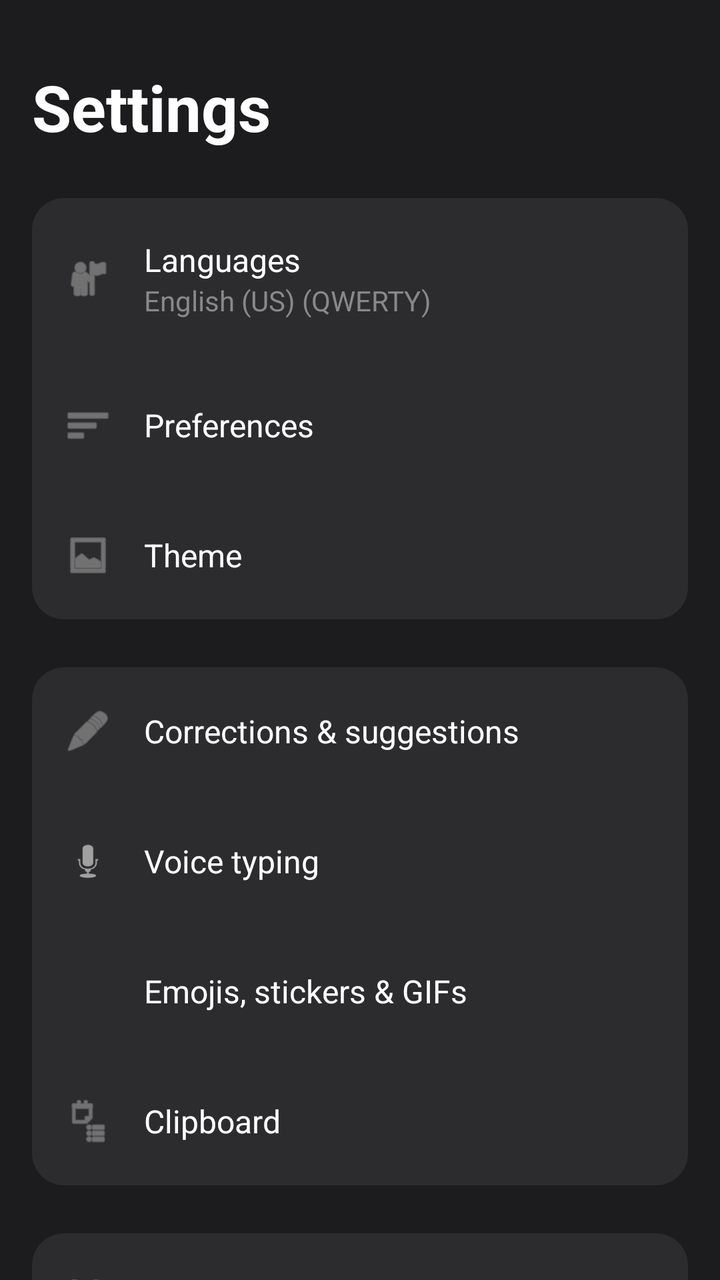
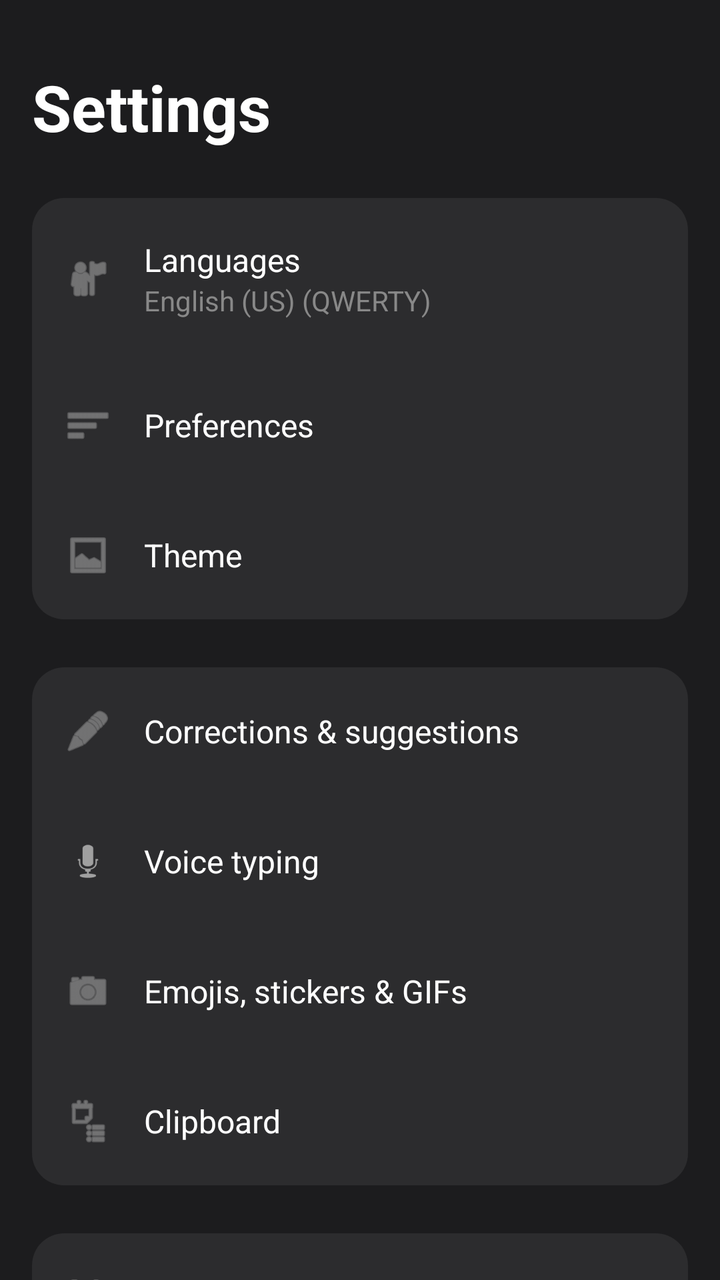

The first picture is an Android layout as it rendered before a commit; the second is the same layout after the commit. The layout source and the unified diff follow.
<!-- AndroidManifest.xml: application theme AppTheme -->
<!-- res/layout/activity_settings.xml -->
<?xml version="1.0" encoding="utf-8"?>
<androidx.core.widget.NestedScrollView xmlns:android="http://schemas.android.com/apk/res/android"
    xmlns:app="http://schemas.android.com/apk/res-auto"
    android:layout_width="match_parent"
    android:layout_height="match_parent"
    android:background="#1C1C1E"
    android:fillViewport="true">

    <LinearLayout
        android:layout_width="match_parent"
        android:layout_height="wrap_content"
        android:orientation="vertical"
        android:padding="16dp">

        
        <TextView
            android:layout_width="match_parent"
            android:layout_height="wrap_content"
            android:layout_marginTop="16dp"
            android:layout_marginBottom="24dp"
            android:text="Settings"
            android:textColor="#FFFFFF"
            android:textSize="32sp"
            android:textStyle="bold" />

        
        <LinearLayout
            android:layout_width="match_parent"
            android:layout_height="wrap_content"
            android:layout_marginBottom="24dp"
            android:background="@drawable/bg_settings_card"
            android:orientation="vertical">

            <LinearLayout
                android:id="@+id/row_languages"
                style="@style/SettingsRowStyle">

                <ImageView
                    android:layout_width="24dp"
                    android:layout_height="24dp"
                    android:src="@android:drawable/ic_menu_myplaces"
                    app:tint="#A0A0A0" />

                <LinearLayout
                    android:layout_width="0dp"
                    android:layout_height="wrap_content"
                    android:layout_marginStart="16dp"
                    android:layout_weight="1"
                    android:orientation="vertical">

                    <TextView
                        android:layout_width="wrap_content"
                        android:layout_height="wrap_content"
                        android:text="Languages"
                        android:textColor="#FFFFFF"
                        android:textSize="16sp" />

                    <TextView
                        android:layout_width="wrap_content"
                        android:layout_height="wrap_content"
                        android:text="English (US) (QWERTY)"
                        android:textColor="#888888"
                        android:textSize="14sp" />
                </LinearLayout>
            </LinearLayout>

            <View
                android:layout_width="match_parent"
                android:layout_height="1dp"
                android:layout_marginStart="56dp"
                android:background="#2C2C2E" />

            <LinearLayout
                android:id="@+id/row_preferences"
                style="@style/SettingsRowStyle">

                <ImageView
                    android:layout_width="24dp"
                    android:layout_height="24dp"
                    android:src="@android:drawable/ic_menu_sort_by_size"
                    app:tint="#A0A0A0" />

                <TextView
                    android:layout_width="wrap_content"
                    android:layout_height="wrap_content"
                    android:layout_marginStart="16dp"
                    android:text="Preferences"
                    android:textColor="#FFFFFF"
                    android:textSize="16sp" />
            </LinearLayout>

            <View
                android:layout_width="match_parent"
                android:layout_height="1dp"
                android:layout_marginStart="56dp"
                android:background="#2C2C2E" />

            <LinearLayout
                android:id="@+id/row_theme"
                style="@style/SettingsRowStyle">

                <ImageView
                    android:layout_width="24dp"
                    android:layout_height="24dp"
                    android:src="@android:drawable/ic_menu_gallery"
                    app:tint="#A0A0A0" />

                <TextView
                    android:layout_width="wrap_content"
                    android:layout_height="wrap_content"
                    android:layout_marginStart="16dp"
                    android:text="Theme"
                    android:textColor="#FFFFFF"
                    android:textSize="16sp" />
            </LinearLayout>
        </LinearLayout>

        
        <LinearLayout
            android:layout_width="match_parent"
            android:layout_height="wrap_content"
            android:layout_marginBottom="24dp"
            android:background="@drawable/bg_settings_card"
            android:orientation="vertical">

            <LinearLayout
                android:id="@+id/row_corrections"
                style="@style/SettingsRowStyle">

                <ImageView
                    android:layout_width="24dp"
                    android:layout_height="24dp"
                    android:src="@android:drawable/ic_menu_edit"
                    app:tint="#A0A0A0" />

                <TextView
                    android:layout_width="wrap_content"
                    android:layout_height="wrap_content"
                    android:layout_marginStart="16dp"
                    android:text="Corrections &amp; suggestions"
                    android:textColor="#FFFFFF"
                    android:textSize="16sp" />
            </LinearLayout>

            <View
                android:layout_width="match_parent"
                android:layout_height="1dp"
                android:layout_marginStart="56dp"
                android:background="#2C2C2E" />

            <LinearLayout
                android:id="@+id/row_voice"
                style="@style/SettingsRowStyle">

                <ImageView
                    android:layout_width="24dp"
                    android:layout_height="24dp"
                    android:src="@android:drawable/ic_btn_speak_now"
                    app:tint="#A0A0A0" />

                <TextView
                    android:layout_width="wrap_content"
                    android:layout_height="wrap_content"
                    android:layout_marginStart="16dp"
                    android:text="Voice typing"
                    android:textColor="#FFFFFF"
                    android:textSize="16sp" />
            </LinearLayout>

            <View
                android:layout_width="match_parent"
                android:layout_height="1dp"
                android:layout_marginStart="56dp"
                android:background="#2C2C2E" />

            <LinearLayout
                android:id="@+id/row_emoji"
                style="@style/SettingsRowStyle">

                
                <ImageView
                    android:layout_width="24dp"
                    android:layout_height="24dp"
                    android:src="@android:drawable/ic_menu_smiley"
                    app:tint="#A0A0A0" />

                <TextView
                    android:layout_width="wrap_content"
                    android:layout_height="wrap_content"
                    android:layout_marginStart="16dp"
                    android:text="Emojis, stickers &amp; GIFs"
                    android:textColor="#FFFFFF"
                    android:textSize="16sp" />
            </LinearLayout>

            <View
                android:layout_width="match_parent"
                android:layout_height="1dp"
                android:layout_marginStart="56dp"
                android:background="#2C2C2E" />

            <LinearLayout
                android:id="@+id/row_clipboard"
                style="@style/SettingsRowStyle">

                <ImageView
                    android:layout_width="24dp"
                    android:layout_height="24dp"
                    android:src="@android:drawable/ic_menu_agenda"
                    app:tint="#A0A0A0" />

                <TextView
                    android:layout_width="wrap_content"
                    android:layout_height="wrap_content"
                    android:layout_marginStart="16dp"
                    android:text="Clipboard"
                    android:textColor="#FFFFFF"
                    android:textSize="16sp" />
            </LinearLayout>
        </LinearLayout>

        
        <LinearLayout
            android:layout_width="match_parent"
            android:layout_height="wrap_content"
            android:layout_marginBottom="24dp"
            android:background="@drawable/bg_settings_card"
            android:orientation="vertical">

            <LinearLayout
                android:id="@+id/row_backup"
                style="@style/SettingsRowStyle">

                <ImageView
                    android:layout_width="24dp"
                    android:layout_height="24dp"
                    android:src="@android:drawable/ic_menu_save"
                    app:tint="#A0A0A0" />

                <TextView
                    android:layout_width="wrap_content"
                    android:layout_height="wrap_content"
                    android:layout_marginStart="16dp"
                    android:text="Backup &amp; restore"
                    android:textColor="#FFFFFF"
                    android:textSize="16sp" />
            </LinearLayout>

            <View
                android:layout_width="match_parent"
                android:layout_height="1dp"
                android:layout_marginStart="56dp"
                android:background="#2C2C2E" />

            <LinearLayout
                android:id="@+id/row_about"
                style="@style/SettingsRowStyle">

                <ImageView
                    android:layout_width="24dp"
                    android:layout_height="24dp"
                    android:src="@android:drawable/ic_menu_info_details"
                    app:tint="#A0A0A0" />

                <TextView
                    android:layout_width="wrap_content"
                    android:layout_height="wrap_content"
                    android:layout_marginStart="16dp"
                    android:text="About Shade"
                    android:textColor="#FFFFFF"
                    android:textSize="16sp" />
            </LinearLayout>
        </LinearLayout>

    </LinearLayout>
</androidx.core.widget.NestedScrollView>
<!-- resources referenced by this layout -->
<resources>
  <!-- drawable bg_settings_card (drawable) -->
  <?xml version="1.0" encoding="utf-8"?>
  <shape xmlns:android="http://schemas.android.com/apk/res/android">
      <solid android:color="#2C2C2E" />
      <corners android:radius="16dp" />
  </shape>
  <style name="SettingsRowStyle">
          <item name="android:orientation">horizontal</item>
          <item name="android:gravity">center_vertical</item>
          <item name="android:layout_width">match_parent</item>
          <item name="android:layout_height">wrap_content</item>
          <item name="android:paddingStart">16dp</item>
          <item name="android:paddingEnd">16dp</item>
          <item name="android:paddingTop">20dp</item>
          <item name="android:paddingBottom">20dp</item>
          <item name="android:background">?android:attr/selectableItemBackground</item>
      </style>
  <style name="AppTheme" parent="Theme.AppCompat.DayNight.DarkActionBar">
          <item name="colorPrimary">#3B6FD4</item>
          <item name="colorPrimaryDark">#2A55A8</item>
          <item name="colorAccent">#3B6FD4</item>
          <item name="android:statusBarColor">#1C1C1E</item>
          <item name="android:navigationBarColor">#1C1C1E</item>
      </style>
</resources>

<!-- the commit's change to res/layout/activity_settings.xml (unified diff, before → after) -->
@@ -181,7 +181,7 @@
                 <ImageView
                     android:layout_width="24dp"
                     android:layout_height="24dp"
-                    android:src="@android:drawable/ic_menu_smiley"
+                    android:src="@android:drawable/ic_menu_camera"
                     app:tint="#A0A0A0" />
 
                 <TextView
